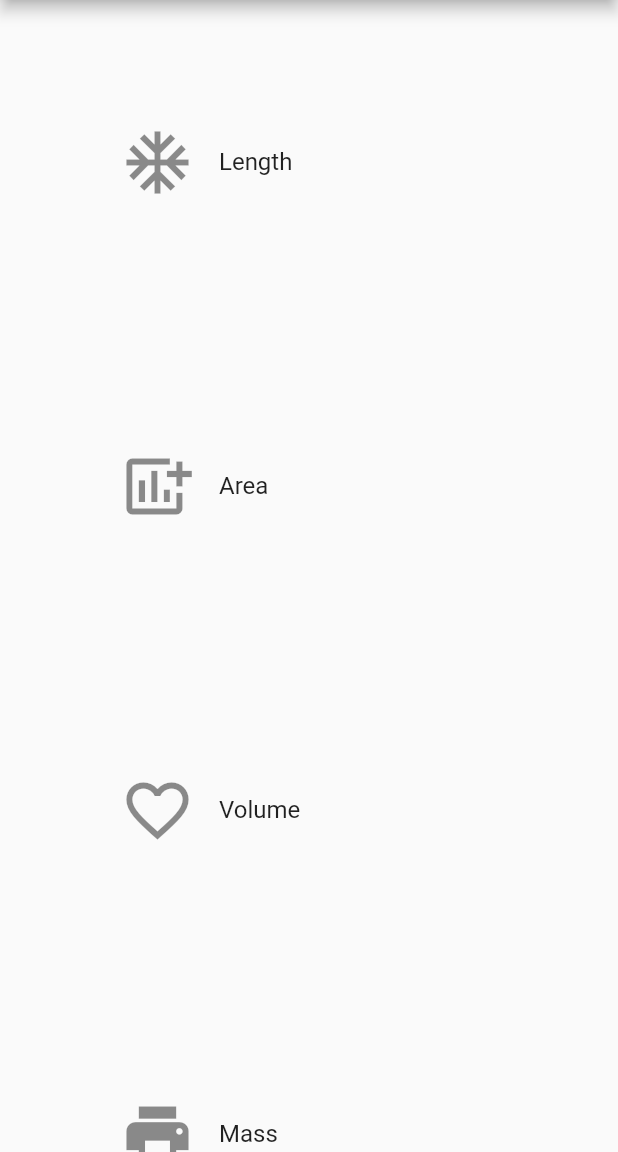
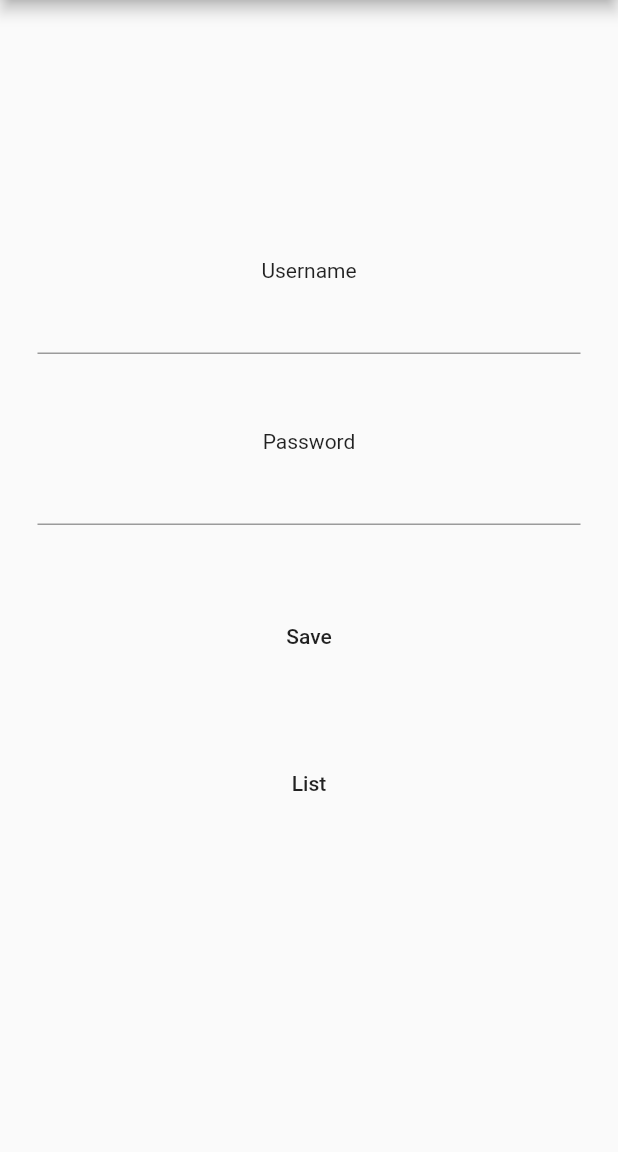
Before and after one commit to maltortan/measurement, a Flutter app: the screen it shows after launch, on a phone screen of 412 x 824 dp, the part 84-1236 px from its top. Run offline on Flutter 3.47's test engine with Material 2 defaults, Android fonts, the phone set to English and light mode, and no system bars; our stand-ins replace sqflite; accounts and stored records are empty.

Commit message:
milyo milyo

```diff
--- a/lib/main.dart
+++ b/lib/main.dart
@@ -1,4 +1,7 @@
+
+import 'package:measurement/models/user.dart';
 import 'package:flutter/material.dart';
+import 'package:measurement/utils/Database.dart';
 
 void main() {
   runApp(MyApp());
@@ -19,42 +22,178 @@ class Measurement extends StatefulWidget {
   @override
   MeasurementState createState() => MeasurementState();
 }
-class ItemData{
+
+class ItemData {
   var icon;
   var name;
-  ItemData(IconData icon,String name){
-          this.icon= icon;
-          this.name= name;
+
+  ItemData(IconData icon, String name) {
+    this.icon = icon;
+    this.name = name;
   }
 }
+// class TextBox extends TextField {
+//   @override
+//
+// }
 class MeasurementState extends State<Measurement> {
-  var list = [ItemData(Icons.ac_unit_sharp,'Length'),ItemData(Icons.add_chart, 'Area'),
-    ItemData(Icons.favorite_border_outlined,'Volume'),ItemData(Icons.print,'Mass')];
+  var username;
+  var password;
+ Map<String, String> newUser = {};
+ Future _userFuture;
+
+ @override
+ void initState(){
+   super.initState();
+   _userFuture = getUser();
+
+ }
+ getUser () async {
+   print('User Data starts here');
+   final _userData = await DBProvider.db.getUser();
+   print('User Data is here'+_userData.toString());
+   return _userData;
+ }
+  var list = [
+    ItemData(Icons.ac_unit_sharp, 'Length'),
+    ItemData(Icons.add_chart, 'Area'),
+    ItemData(Icons.favorite_border_outlined, 'Volume'),
+    ItemData(Icons.print, 'Mass')
+  ];
+
   sendLists() {
     return list;
   }
 
   @override
   Widget build(BuildContext context) {
+    void list() {
+      Navigator.of(context).push(
+          MaterialPageRoute<void>(builder: (BuildContext measurecontext) {
+            return Scaffold(
+              appBar: AppBar(
+                title: Text('Other List Page'),
+              ),
+              body: FutureBuilder(
+                future: _userFuture,
+                builder: (_,userData) {
+                  switch (userData.connectionState) {
+                    case ConnectionState.none:
+                      return Container(); // TODO: Handle this case.
 
-    var unittype;
-    var values=sendLists();
+                    case ConnectionState.waiting:
+                      return Container(); // TODO: Handle this case.
+
+                    case ConnectionState.active:
+                      return Container(); // TODO: Handle this case.
+
+                    case ConnectionState.done:
+                      if (1==1) {
+                        print(userData.data);
+                        newUser = Map<String, String>.from(userData.data);
+                        // TODO: Handle this case.
+                        print('till here');
+                      }
+                      return
+                        Center(
+                            child: Column(
+                                children: [
+                                    Text(newUser['username']),
+                                    Text(newUser['password']),
+                                  Text('reached here'),
+                                ]
+                            ));
+                  }
+                  return Container();
+                })
+            );
+
+          })
+
+
+      );
+    }
+
+
     return Scaffold(
         appBar: AppBar(
           title: Text('Measurement app'),
 
         ),
-        body: ListView.builder(
-            itemCount: values.length,
-            itemBuilder: (context,i){
-  final ItemData listItem= values[i];
-          return ListTile(
-              leading:Icon(listItem.icon,size: 50,),
-              title: Text(listItem.name),
-              contentPadding: EdgeInsets.all(80.0),
+        body: Center(
+          child: Container(
+            padding: EdgeInsets.all(25),
+            child: Column(
+              mainAxisAlignment: MainAxisAlignment.center,
+              children: [
+                Container(
+                  padding: EdgeInsets.only(bottom: 50),
+                  child: Column(
+                    children: [
+                      Text('Username'),
+                      TextField(
+                      onChanged: (value) {
+                        setState(() {
+                          username = value;
+                        });
+                      }
+                )
+                    ],),
+                ),
+                Container(
+                  padding: EdgeInsets.only(bottom: 50),
+                  child: Column(
+                    children: [
+                      Text('Password'),
+                      TextField(
+                          onChanged: (value) {
+                            setState(() {
+                              password = value;
+                            });
+                          }
+                      )
+                    ],),
+                ),
+                Container(
+                  padding: EdgeInsets.only(bottom: 50),
+                    child: FlatButton(
+                      child: Text('Save'),
+                      onPressed: (){
+                        var newDBUser = User(username: username, password: password);
+                        DBProvider.db.newUser(newDBUser);
 
-            );
-        })
+                      },
+                    )
+                ),
+                Container(
+                    padding: EdgeInsets.only(bottom: 50),
+                    child: FlatButton(
+                      child: Text('List'),
+                      onPressed: (){
+
+                        list();
+                      },
+                    )
+                )
+              ],
+            ),
+          ),
+        )
     );
   }
 }
+
+// class ListIcon extends StatefulWidget {
+//   @override
+//   _ListIconState createState() => _ListIconState();
+// }
+//
+// class _ListIconState extends State<ListIcon> {
+//   @override
+//   Widget build(BuildContext context) {
+//     return Container(
+//
+//     );
+//   }
+// }
+//
--- /dev/null
+++ b/lib/models/user.dart
@@ -0,0 +1,25 @@
+import 'dart:convert';
+
+User userFromJson(String str) => User.fromJson(json.decode(str));
+
+String userToJson(User data) => json.encode(data.toJson());
+
+class User {
+  String username;
+  String password;
+
+  User({
+    this.username,
+    this.password,
+  });
+
+  factory User.fromJson(Map<String, dynamic> json) => User(
+    username: json["username"],
+    password: json["password"],
+  );
+
+  Map<String, dynamic> toJson() => {
+    "username": username,
+    "password": password,
+  };
+}
--- /dev/null
+++ b/lib/utils/Database.dart
@@ -0,0 +1,50 @@
+import 'package:sqflite/sqflite.dart';
+import 'package:sqflite/sqlite_api.dart';
+import 'package:path/path.dart';
+import 'package:measurement/models/user.dart';
+
+class DBProvider {
+  DBProvider._();
+  static final DBProvider db= DBProvider._();
+  static Database _database;
+
+  Future<Database> get database async {
+    if(_database != null)
+        return _database;
+    _database = await initDB();
+        return _database;
+  }
+
+  initDB() async{
+    return await openDatabase(
+      join(await getDatabasesPath(), 'user.db'),
+      onCreate: (Database db,version) async {
+        await db.execute('CREATE TABLE user(username TEXT PRIMARY KEY, password TEXT)');
+      },
+      version: 1
+    );
+  }
+
+  newUser(User newUser) async {
+    final db = await database;
+    var response = await db.rawInsert('''
+    INSERT INTO user (
+      username, password
+      ) VALUES (?,?)
+    ''', [newUser.username, newUser.password]);
+
+    return response;
+  }
+
+  Future<dynamic> getUser() async{
+     final db = await database;
+     var response = await db.query("user");
+     if(response.length == 0){
+       return null;
+     }else {
+       var responseMap = response[0];
+       return responseMap.isNotEmpty ? responseMap : Null;
+     }
+
+  }
+}
--- a/pubspec.yaml
+++ b/pubspec.yaml
@@ -23,7 +23,7 @@ environment:
 dependencies:
   flutter:
     sdk: flutter
-
+  sqflite:
 
   # The following adds the Cupertino Icons font to your application.
   # Use with the CupertinoIcons class for iOS style icons.
```
Also changed, not shown: pubspec.lock.
